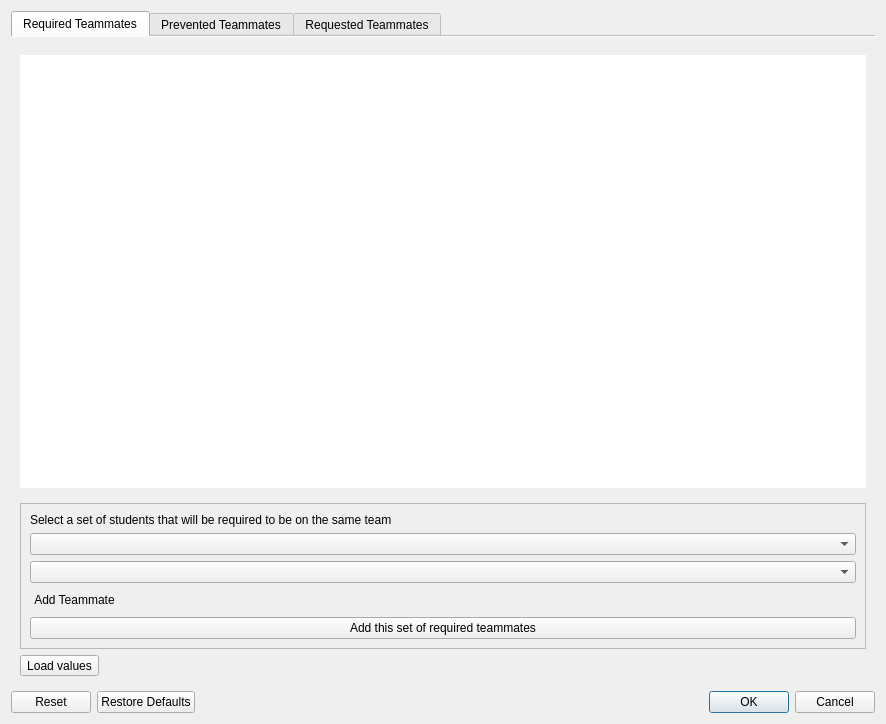
Above: dialogs/teammatesRulesDialog.ui from gruepr/gruepr before the change. Below: the same form after it.
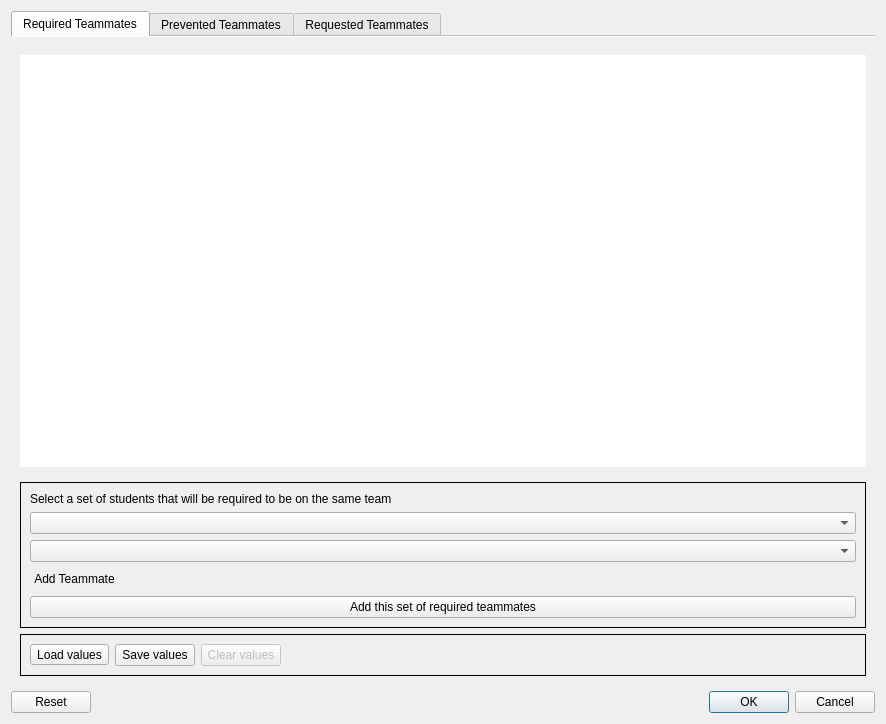
That is the form after the change. Icons and pictures are not drawn.

Diff of the .ui file:
```diff
--- a/dialogs/teammatesRulesDialog.ui
+++ b/dialogs/teammatesRulesDialog.ui
@@ -20,7 +20,7 @@
       <enum>Qt::Horizontal</enum>
      </property>
      <property name="standardButtons">
-      <set>QDialogButtonBox::Cancel|QDialogButtonBox::Ok|QDialogButtonBox::Reset|QDialogButtonBox::RestoreDefaults</set>
+      <set>QDialogButtonBox::Cancel|QDialogButtonBox::Ok|QDialogButtonBox::Reset</set>
      </property>
     </widget>
    </item>
@@ -63,7 +63,7 @@
             <x>0</x>
             <y>0</y>
             <width>850</width>
-            <height>439</height>
+            <height>418</height>
            </rect>
           </property>
           <layout class="QVBoxLayout" name="reqScrollAreaLayout">
@@ -108,10 +108,10 @@
        <item>
         <widget class="QFrame" name="required_addFrame">
          <property name="frameShape">
-          <enum>QFrame::StyledPanel</enum>
+          <enum>QFrame::Box</enum>
          </property>
          <property name="frameShadow">
-          <enum>QFrame::Raised</enum>
+          <enum>QFrame::Plain</enum>
          </property>
          <layout class="QVBoxLayout" name="verticalLayout_3">
           <item>
@@ -163,6 +163,24 @@
         </widget>
        </item>
        <item>
+        <widget class="QFrame" name="required_valuesFrame">
+         <property name="frameShape">
+          <enum>QFrame::Box</enum>
+         </property>
+         <layout class="QHBoxLayout" name="requiredValuesLayout">
+          <property name="leftMargin">
+           <number>9</number>
+          </property>
+          <property name="topMargin">
+           <number>9</number>
+          </property>
+          <property name="rightMargin">
+           <number>9</number>
+          </property>
+          <property name="bottomMargin">
+           <number>9</number>
+          </property>
+          <item alignment="Qt::AlignLeft">
         <widget class="QToolButton" name="required_loadButton">
          <property name="text">
           <string>Load values</string>
@@ -175,6 +193,39 @@
          </property>
         </widget>
        </item>
+          <item alignment="Qt::AlignLeft">
+           <widget class="QPushButton" name="required_saveButton">
+            <property name="text">
+             <string>Save values</string>
+            </property>
+           </widget>
+          </item>
+          <item alignment="Qt::AlignLeft">
+           <widget class="QPushButton" name="required_clearButton">
+            <property name="enabled">
+             <bool>false</bool>
+            </property>
+            <property name="text">
+             <string>Clear values</string>
+            </property>
+           </widget>
+          </item>
+          <item>
+           <spacer name="horizontalSpacer">
+            <property name="orientation">
+             <enum>Qt::Horizontal</enum>
+            </property>
+            <property name="sizeHint" stdset="0">
+             <size>
+              <width>40</width>
+              <height>20</height>
+             </size>
+            </property>
+           </spacer>
+          </item>
+         </layout>
+        </widget>
+       </item>
       </layout>
      </widget>
      <widget class="QWidget" name="preventedTab">
```
Left out of the diff: 112 changed lines with no effect on the pictures. Lines whose indentation alone changed are shown as unchanged.
